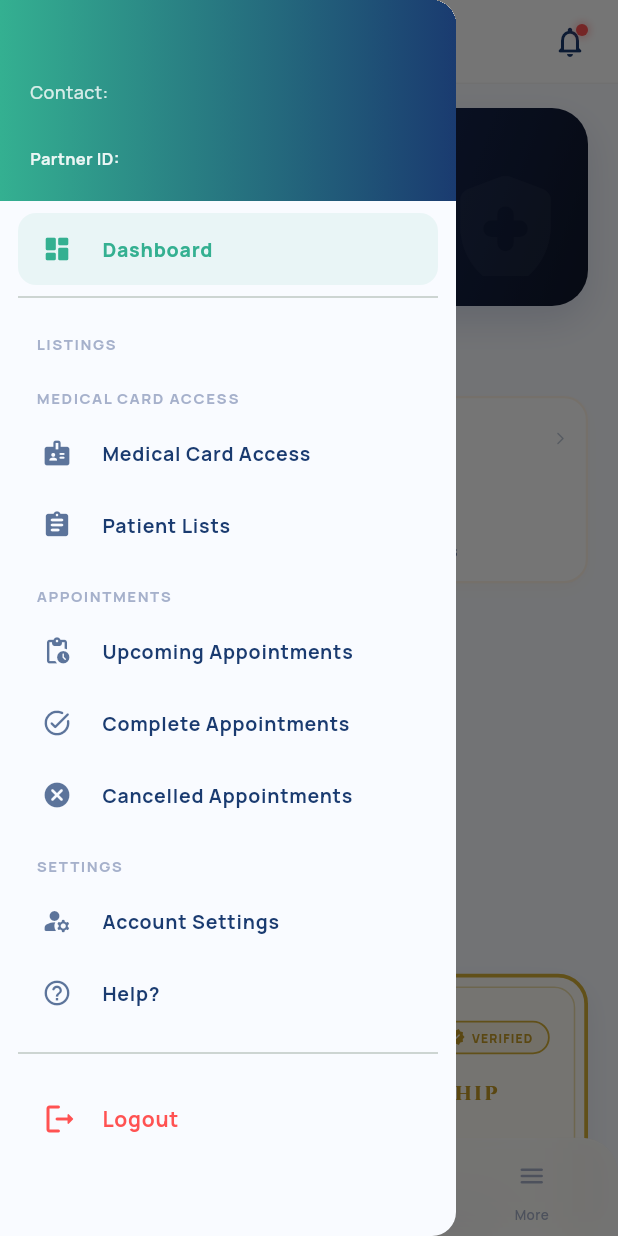
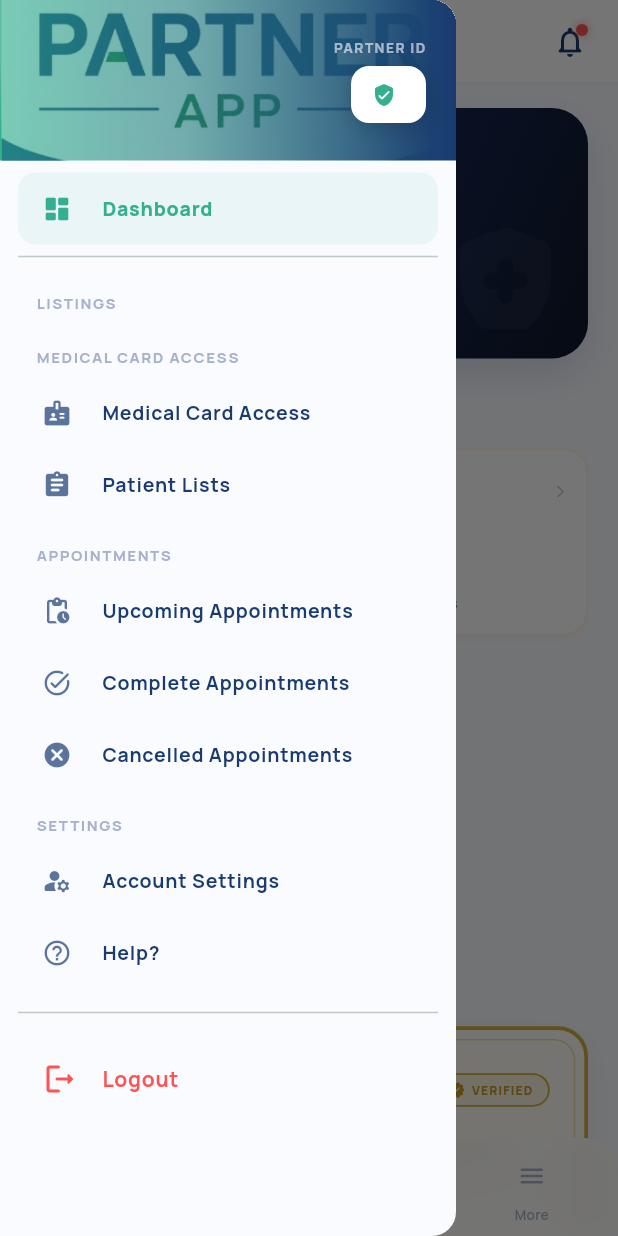
Before and after one commit to artic0909/doctorwala-for-partner-app, a Flutter app: the DashboardScreen screen opened directly with empty values, with the side drawer open, on a phone screen of 412 x 824 dp. Run offline on Flutter 3.47's test engine with Material 3 defaults, Android fonts, the phone set to English and light mode, and no system bars; our stand-ins replace animate_do, carousel_slider, google_fonts, image_picker, shared_preferences; accounts and stored records are empty; network calls fail.

```diff
--- a/lib/screens/dashboard/dashboard.dart
+++ b/lib/screens/dashboard/dashboard.dart
@@ -347,6 +347,38 @@ class _DashboardScreenState extends State<DashboardScreen> {
                       ),
                     ),
                   ],
+                ),
+                const SizedBox(height: 8),
+                Container(
+                  padding: const EdgeInsets.symmetric(horizontal: 10, vertical: 4),
+                  decoration: BoxDecoration(
+                    color: Colors.white.withValues(alpha: 0.15),
+                    borderRadius: BorderRadius.circular(8),
+                    border: Border.all(
+                      color: Colors.white.withValues(alpha: 0.25),
+                      width: 1,
+                    ),
+                  ),
+                  child: Row(
+                    mainAxisSize: MainAxisSize.min,
+                    children: [
+                      const Icon(
+                        Icons.badge_outlined,
+                        size: 13,
+                        color: AppColors.teal,
+                      ),
+                      const SizedBox(width: 6),
+                      Text(
+                        'Partner ID: ${widget.partnerData['partner_id'] ?? 'N/A'}',
+                        style: GoogleFonts.manrope(
+                          fontSize: 12,
+                          fontWeight: FontWeight.w800,
+                          color: Colors.white,
+                          letterSpacing: 0.5,
+                        ),
+                      ),
+                    ],
+                  ),
                 ),
               ],
             ),
--- a/lib/screens/dashboard/widgets/sidebar.dart
+++ b/lib/screens/dashboard/widgets/sidebar.dart
@@ -48,9 +48,6 @@ class CustomSidebar extends StatelessWidget {
 
   @override
   Widget build(BuildContext context) {
-    final clinicName = partnerData['partner_clinic_name'] ?? 'N/A';
-    final contactPerson = partnerData['partner_contact_person_name'] ?? 'N/A';
-    final email = partnerData['partner_email'] ?? 'N/A';
     final rawRegType = partnerData['registration_type'];
 
     final types = _parseRegistrationTypes(rawRegType);
@@ -65,58 +62,106 @@ class CustomSidebar extends StatelessWidget {
           // Header
           Container(
             width: double.infinity,
+            decoration: const BoxDecoration(
+              gradient: AppColors.getStartedGradient,
+            ),
+            child: Stack(
+              children: [
+                // Faded logo covering the background of the top portion
+                Positioned.fill(
+                  child: ShaderMask(
+                    shaderCallback: (rect) {
+                      return const LinearGradient(
+                        begin: Alignment.centerLeft,
+                        end: Alignment.centerRight,
+                        colors: [
+                          Colors.white,
+                          Colors.transparent,
+                        ],
+                        stops: [0.4, 0.95],
+                      ).createShader(rect);
+                    },
+                    blendMode: BlendMode.dstIn,
+                    child: Opacity(
+                      opacity: 0.35,
+                      child: Image.asset(
+                        'assets/images/logo.png',
+                        fit: BoxFit.cover,
+                        alignment: Alignment.centerLeft,
+                        errorBuilder: (context, error, stackTrace) => const Icon(
+                          Icons.local_hospital_rounded,
+                          color: Colors.white24,
+                          size: 70,
+                        ),
+                      ),
+                    ),
+                  ),
+                ),
+                Padding(
                   padding: EdgeInsets.only(
-              top: MediaQuery.of(context).padding.top + 20,
-              bottom: 20,
+                    top: MediaQuery.of(context).padding.top + 25,
+                    bottom: 25,
                     left: 20,
                     right: 20,
                   ),
-            decoration: const BoxDecoration(
-              gradient: AppColors.getStartedGradient,
-            ),
-            child: Column(
-              crossAxisAlignment: CrossAxisAlignment.start,
+                  child: Row(
+                    mainAxisAlignment: MainAxisAlignment.end,
+                    children: [
+                      Column(
+                        crossAxisAlignment: CrossAxisAlignment.end,
                         mainAxisSize: MainAxisSize.min,
                         children: [
                           Text(
-                  clinicName,
+                            'PARTNER ID',
                             style: GoogleFonts.manrope(
-                    fontSize: 18,
+                              fontSize: 9,
                               fontWeight: FontWeight.w800,
-                    color: Colors.white,
+                              color: Colors.white.withValues(alpha: 0.6),
+                              letterSpacing: 1.0,
                             ),
                           ),
-                const SizedBox(height: 8),
+                          const SizedBox(height: 6),
+                          Container(
+                            padding: const EdgeInsets.symmetric(
+                              horizontal: 14,
+                              vertical: 8,
+                            ),
+                            decoration: BoxDecoration(
+                              color: Colors.white,
+                              borderRadius: BorderRadius.circular(12),
+                              boxShadow: [
+                                BoxShadow(
+                                  color: Colors.black.withValues(alpha: 0.15),
+                                  blurRadius: 10,
+                                  offset: const Offset(0, 4),
+                                ),
+                              ],
+                            ),
+                            child: Row(
+                              mainAxisSize: MainAxisSize.min,
+                              children: [
+                                const Icon(
+                                  Icons.verified_user_rounded,
+                                  color: AppColors.teal,
+                                  size: 16,
+                                ),
+                                const SizedBox(width: 6),
                                 Text(
-                  'Contact: $contactPerson',
+                                  partnerData['partner_id'] ?? 'N/A',
                                   style: GoogleFonts.manrope(
-                    fontSize: 12,
-                    fontWeight: FontWeight.w500,
-                    color: Colors.white.withValues(alpha: 0.8),
-                  ),
-                ),
-                const SizedBox(height: 2),
-                Text(
-                  email,
-                  style: GoogleFonts.manrope(
-                    fontSize: 11,
-                    fontWeight: FontWeight.w400,
-                    color: Colors.white.withValues(alpha: 0.6),
-                  ),
-                ),
-                const SizedBox(height: 10),
-                Row(
-                  mainAxisAlignment: MainAxisAlignment.spaceBetween,
-                  children: [
-                    Text(
-                      'Partner ID: ${partnerData['partner_id'] ?? 'N/A'}',
-                      style: GoogleFonts.manrope(
-                        fontSize: 11,
-                        fontWeight: FontWeight.bold,
-                        color: Colors.white.withValues(alpha: 0.9),
+                                    fontSize: 15,
+                                    fontWeight: FontWeight.w900,
+                                    color: AppColors.navy,
+                                    letterSpacing: 0.8,
                                   ),
                                 ),
                               ],
+                            ),
+                          ),
+                        ],
+                      ),
+                    ],
+                  ),
                 ),
               ],
             ),
@@ -214,7 +259,6 @@ class CustomSidebar extends StatelessWidget {
                   index: 14,
                   context: context,
                 ),
-
 
                 // Settings Group
                 _buildSectionHeader('Settings'),
```
Lines whose indentation alone changed are shown as unchanged.
